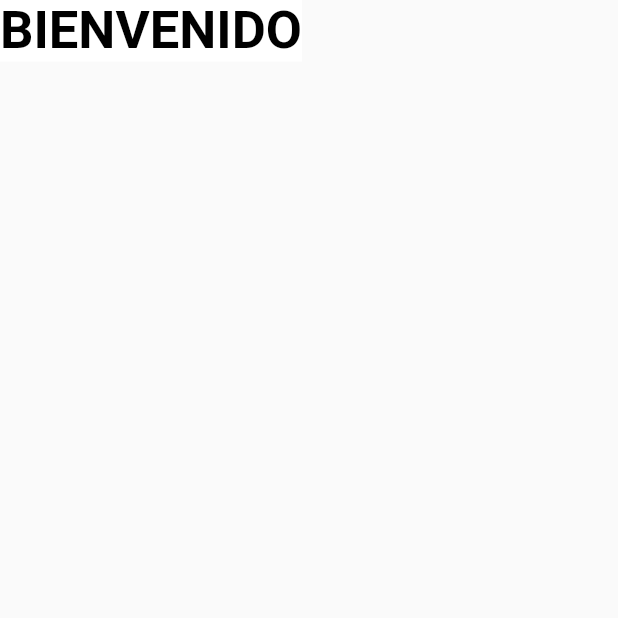
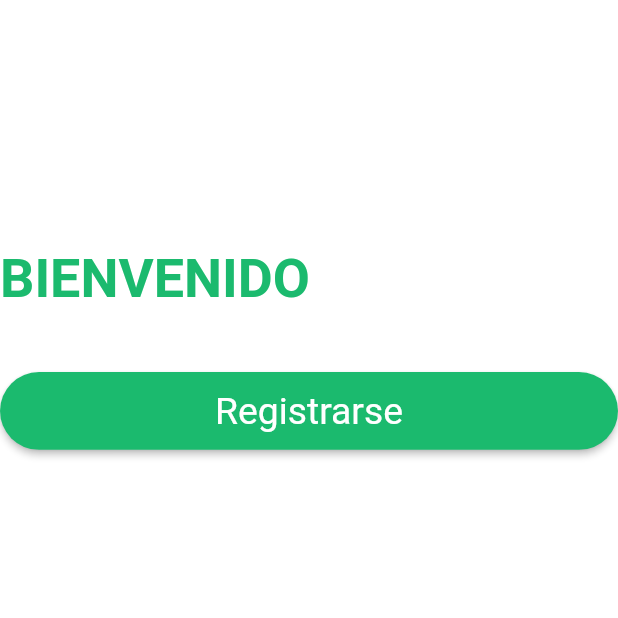
Before and after one commit to rylmfqt28/Cochabamba-cultural, a Flutter app: the screen it shows after launch, after a tap on "Comenzar", on a phone screen of 412 x 824 dp, the top half of it. Run offline on Flutter 3.47's test engine with Material 2 defaults, Android fonts, the phone set to English and light mode, and no system bars; our stand-ins replace flutter_svg.

```diff
--- a/lib/main.dart
+++ b/lib/main.dart
@@ -1,5 +1,6 @@
 import 'package:cochabambacultural/ui/screen/welcome_screen.dart';
-import 'package:cochabambacultural/user/ui/screens/login_screen.dart';
+import 'package:cochabambacultural/ui/screen/login_screen.dart';
+import 'package:cochabambacultural/ui/screen/user_register_screen.dart';
 import 'package:flutter/material.dart';
 
 void main() {
@@ -19,6 +20,7 @@ class MyApp extends StatelessWidget {
       routes: {
         'welcome_screen': (_) => const WelcomeScreen(),
         'login_screen': (_) => const LoginScreen(),
+        'user_register_screen': (_) => const UserRegisterScreen(),
       },
     );
   }
--- /dev/null
+++ b/lib/ui/screen/login_screen.dart
@@ -0,0 +1,53 @@
+import 'package:flutter/material.dart';
+
+import 'package:cochabambacultural/ui/widgets/general_button.dart';
+
+import 'package:cochabambacultural/utils/app_colors.dart';
+import 'package:cochabambacultural/utils/responsive.dart';
+
+class LoginScreen extends StatelessWidget {
+  const LoginScreen({Key? key}) : super(key: key);
+
+  @override
+  Widget build(BuildContext context) {
+    final colorApp = AppColors();
+    final Responsive responsive = Responsive.of(context);
+
+    return Scaffold(
+      body: Container(
+        color: Colors.white,
+        child: Stack(
+          children: [
+            ListView(
+              children: [
+                SizedBox(
+                  height: responsive.hp(20),
+                ),
+                Text(
+                  'BIENVENIDO',
+                  textAlign: TextAlign.left,
+                  style: TextStyle(
+                    color: colorApp.primaryFont,
+                    fontSize: responsive.dp(3.9),
+                    fontWeight: FontWeight.bold,
+                  ),
+                ),
+                SizedBox(
+                  height: responsive.hp(5),
+                ),
+                GeneralButton(
+                  labelButton: 'Registrarse',
+                  textSize: responsive.dp(2.7),
+                  onPressed: () =>
+                      Navigator.pushNamed(context, 'user_register_screen'),
+                  heightButton: responsive.hp(6.3),
+                  widthButton: responsive.hp(30),
+                ),
+              ],
+            ),
+          ],
+        ),
+      ),
+    );
+  }
+}
--- a/lib/user/ui/screens/login_screen.dart
+++ /dev/null
@@ -1,27 +0,0 @@
-import 'package:flutter/material.dart';
-
-class LoginScreen extends StatelessWidget {
-  const LoginScreen({Key? key}) : super(key: key);
-
-  @override
-  Widget build(BuildContext context) {
-    return Scaffold(
-      body: Container(
-        color: Colors.white,
-        child: Stack(
-          children: const [
-            Text(
-              'BIENVENIDO',
-              textAlign: TextAlign.left,
-              style: TextStyle(
-                color: Colors.black,
-                fontSize: 35,
-                fontWeight: FontWeight.bold,
-              ),
-            ),
-          ],
-        ),
-      ),
-    );
-  }
-}
--- /dev/null
+++ b/lib/user/ui/screens/user_home.dart
@@ -0,0 +1 @@
+/* Pantalla que se  uestra cuando el usaurio inicio sesion*/
```
Also changed, not shown: lib/ui/screen/user_register_screen.dart (added, +96 -0 lines), lib/ui/widgets/input_text_widget.dart (added, +42 -0 lines), lib/user/ui/screens/user_register_screen.dart (deleted).
